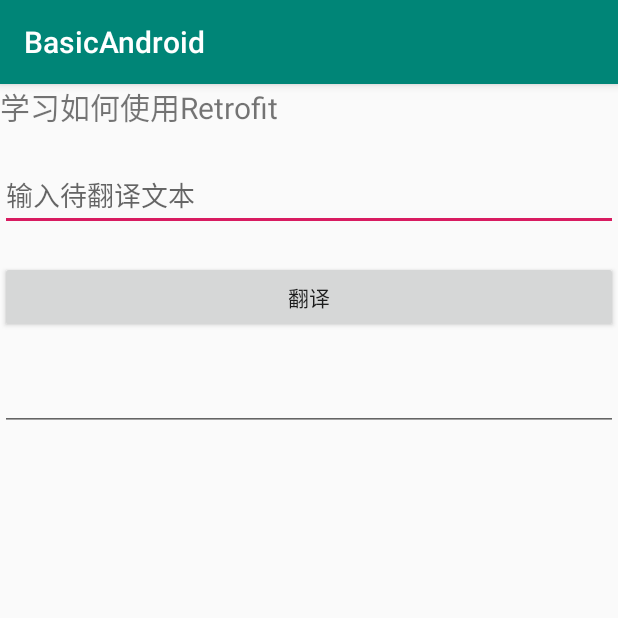
After one commit to Haoqiang-chen/BasicAndroid, an Android app: the RetrofitActivity screen opened directly, with no data from a screen before it, on a phone screen of 412 x 824 dp, the top half of it. The commit adds this screen. Run offline under Robolectric (Android 15) with nearby library versions, the phone set to English and light mode, and no system bars; pictures from the network do not load.

Commit message:
添加Retrofit使用示例

```diff
--- a/app/build.gradle
+++ b/app/build.gradle
@@ -33,4 +33,6 @@ dependencies {
     implementation 'com.github.bumptech.glide:glide:4.9.0'
     implementation 'com.android.support:recyclerview-v7:27.1.1'
     implementation 'com.google.code.gson:gson:2.8.5'
+    implementation 'com.squareup.retrofit2:retrofit:2.6.0'
+    implementation 'com.squareup.retrofit2:converter-gson:2.6.0'
 }
--- a/app/src/main/AndroidManifest.xml
+++ b/app/src/main/AndroidManifest.xml
@@ -13,7 +13,8 @@
         android:roundIcon="@mipmap/ic_launcher_round"
         android:supportsRtl="true"
         android:theme="@style/AppTheme">
-        <activity android:name=".androidrecyclerview.RecyclerActivity"></activity>
+        <activity android:name=".androidretrofit.RetrofitActivity"></activity>
+        <activity android:name=".androidrecyclerview.RecyclerActivity" />
         <activity android:name=".androidfragment.MyFragmentActivity" />
         <activity android:name=".androidview.LearnViewActivity" />
 
--- a/app/src/main/java/cc/aiknow/basicandroid/MainActivity.java
+++ b/app/src/main/java/cc/aiknow/basicandroid/MainActivity.java
@@ -25,6 +25,7 @@ import cc.aiknow.basicandroid.androidrecyclerview.MainRecyclerViewAdapter;
 import cc.aiknow.basicandroid.androidrecyclerview.MainRecyclerViewItemTouchHelper;
 import cc.aiknow.basicandroid.androidrecyclerview.RecyclerActivity;
 import cc.aiknow.basicandroid.androidrecyclerview.RecyclerViewItemClickListener;
+import cc.aiknow.basicandroid.androidretrofit.RetrofitActivity;
 import cc.aiknow.basicandroid.androidservice.ServiceActivity;
 import cc.aiknow.basicandroid.androidview.LearnViewActivity;
 
@@ -75,6 +76,7 @@ public class MainActivity extends AppCompatActivity implements RecyclerViewItemC
             add("learnView");
             add("Fragment");
             add("RecyclerView");
+            add("Retrofit");
 
         }};
         itemDataBase = new HashMap<String, Class<?>>(){{
@@ -85,6 +87,7 @@ public class MainActivity extends AppCompatActivity implements RecyclerViewItemC
             put("learnView", LearnViewActivity.class);
             put("Fragment", MyFragmentActivity.class);
             put("RecyclerView", RecyclerActivity.class);
+            put("Retrofit", RetrofitActivity.class);
         }};
     }
 
--- /dev/null
+++ b/app/src/main/java/cc/aiknow/basicandroid/androidretrofit/RetrofitActivity.java
@@ -0,0 +1,66 @@
+package cc.aiknow.basicandroid.androidretrofit;
+
+import android.os.Handler;
+import android.os.Message;
+import android.support.v7.app.AppCompatActivity;
+import android.os.Bundle;
+import android.view.View;
+import android.widget.Button;
+import android.widget.EditText;
+
+import cc.aiknow.basicandroid.R;
+
+public class RetrofitActivity extends AppCompatActivity {
+
+    private EditText sourceWordText, targetWordText;
+    private Button translateButton;
+    private TranslateRequest translateRequest;
+    private String sourceWord;
+    private Requesthandler requesthandler;
+
+
+    @Override
+    protected void onCreate(Bundle savedInstanceState) {
+        super.onCreate(savedInstanceState);
+        setContentView(R.layout.activity_retrofit);
+        translateRequest = new TranslateRequest();
+        requesthandler = new Requesthandler();
+        translateRequest.setHandler(requesthandler);
+        initView();
+        initListener();
+    }
+
+    private void initView() {
+        sourceWordText = findViewById(R.id.sourceWordText);
+        targetWordText = findViewById(R.id.targetWordText);
+        translateButton = findViewById(R.id.translateButton);
+    }
+
+    private void initListener() {
+        translateButton.setOnClickListener(new View.OnClickListener() {
+            @Override
+            public void onClick(View v) {
+                if (sourceWordText.getText() != null && !sourceWordText.getText().toString().equals("")) {
+                    sourceWord = sourceWordText.getText().toString();
+                } else {
+                    sourceWord = sourceWordText.getHint().toString();
+                }
+                translateRequest.requestTranslateResult(sourceWord);
+            }
+        });
+    }
+
+    private class Requesthandler extends Handler {
+        @Override
+        public void handleMessage(Message msg) {
+            super.handleMessage(msg);
+            if (msg.what == 311) {
+                targetWordText.setText(msg.getData().getString("targetWord"));
+            }
+            if (msg.what == 1995) {
+                targetWordText.setText(msg.getData().getString("error"));
+            }
+            sourceWord = null;
+        }
+    }
+}
--- /dev/null
+++ b/app/src/main/java/cc/aiknow/basicandroid/androidretrofit/TranslateService.java
@@ -0,0 +1,19 @@
+package cc.aiknow.basicandroid.androidretrofit;
+
+import retrofit2.Call;
+import retrofit2.http.GET;
+import retrofit2.http.Query;
+
+/**
+ * API:http://fanyi.youdao.com/translate?doctype=json&type=AUTO&i=输入带翻译的文本
+ * Retrofit将HTTP API在接口中声明
+ * 然后使用动态代理进行解析为HTTP请求
+ * @author chen
+ * @version 1.0
+ * @since 2019-07-11 16:44
+ */
+public interface TranslateService {
+
+    @GET("/translate")
+    Call<TranslateData> getTranslateResult(@Query("doctype") String doctype, @Query("type") String type, @Query("i") String sourceWord);
+}
--- /dev/null
+++ b/app/src/main/res/layout/activity_retrofit.xml
@@ -0,0 +1,47 @@
+<?xml version="1.0" encoding="utf-8"?>
+<android.support.constraint.ConstraintLayout xmlns:android="http://schemas.android.com/apk/res/android"
+    xmlns:app="http://schemas.android.com/apk/res-auto"
+    xmlns:tools="http://schemas.android.com/tools"
+    android:layout_width="match_parent"
+    android:layout_height="match_parent"
+    tools:context=".androidretrofit.RetrofitActivity">
+
+    <TextView
+        android:id="@+id/retrofitActivityTitle"
+        android:layout_width="match_parent"
+        android:layout_height="wrap_content"
+        app:layout_constraintTop_toTopOf="parent"
+        app:layout_constraintStart_toStartOf="parent"
+        app:layout_constraintEnd_toEndOf="parent"
+        android:text="学习如何使用Retrofit"
+        android:textSize="20sp"/>
+
+    <EditText
+        android:id="@+id/sourceWordText"
+        android:layout_width="match_parent"
+        android:layout_height="wrap_content"
+        app:layout_constraintTop_toBottomOf="@id/retrofitActivityTitle"
+        app:layout_constraintStart_toStartOf="parent"
+        app:layout_constraintEnd_toEndOf="parent"
+        android:layout_marginTop="20dp"
+        android:hint="输入待翻译文本"/>
+    <Button
+        android:id="@+id/translateButton"
+        android:layout_width="match_parent"
+        android:layout_height="wrap_content"
+        app:layout_constraintStart_toStartOf="parent"
+        app:layout_constraintEnd_toEndOf="parent"
+        app:layout_constraintTop_toBottomOf="@id/sourceWordText"
+        android:layout_marginTop="20dp"
+        android:text="翻译"/>
+
+    <EditText
+        android:id="@+id/targetWordText"
+        android:layout_width="match_parent"
+        android:layout_height="wrap_content"
+        app:layout_constraintStart_toStartOf="parent"
+        app:layout_constraintEnd_toEndOf="parent"
+        app:layout_constraintTop_toBottomOf="@id/translateButton"
+        android:layout_marginTop="20dp"/>
+
+</android.support.constraint.ConstraintLayout>
```
Also changed, not shown: app/src/main/java/cc/aiknow/basicandroid/androidretrofit/TranslateData.java (added, +30 -0 lines), app/src/main/java/cc/aiknow/basicandroid/androidretrofit/TranslateRequest.java (added, +93 -0 lines), app/src/main/java/cc/aiknow/basicandroid/androidretrofit/TranslateWord.java (added, +20 -0 lines).
